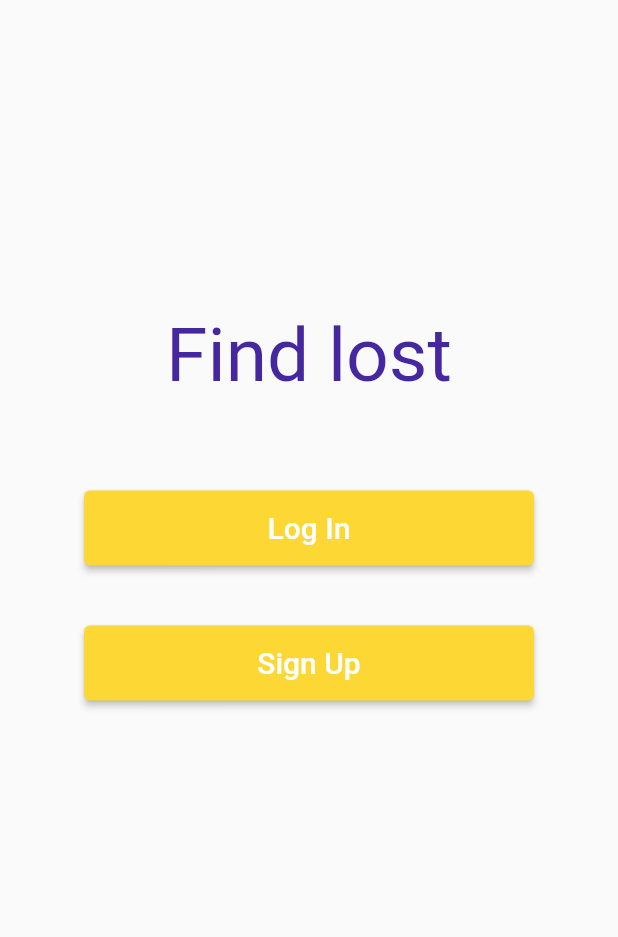
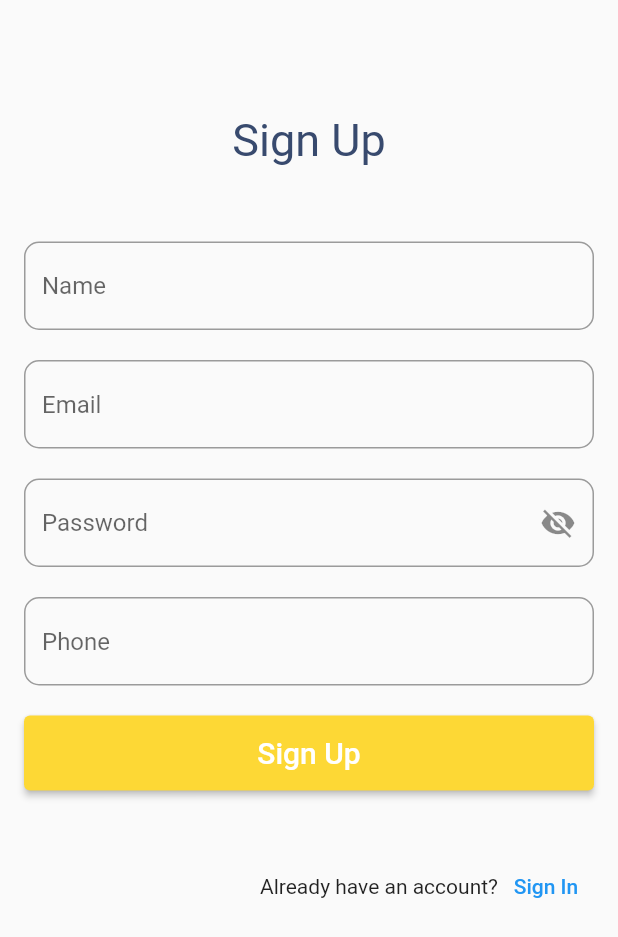
Before and after one commit to karanganwatuyisenge/findlost, a Flutter app: the screen it shows after launch, on a phone screen of 412 x 824 dp. Shown: the top 937 px of the screen. Run offline on Flutter 3.47's test engine with Material 2 defaults, Android fonts, the phone set to English and light mode, and no system bars.

Commit message:
sign up screen

```diff
--- /dev/null
+++ b/lib/authentication/signUp.dart
@@ -0,0 +1,112 @@
+import 'package:flutter/material.dart';
+class SignUp extends StatefulWidget {
+  const SignUp({Key? key}) : super(key: key);
+
+  @override
+  State<SignUp> createState() => _SignUpState();
+}
+
+class _SignUpState extends State<SignUp> {
+  final _formKey = GlobalKey<FormState>();
+  bool _showPassword=false;
+  @override
+  Widget build(BuildContext context) {
+    return Scaffold(
+
+     body: Padding(
+       padding: EdgeInsets.all(16.0),
+       child: Form(
+         key: _formKey,
+           child: Column(
+             children: [
+               SizedBox(
+                 height: 60
+               ),
+               Center(
+                 child: Text('Sign Up',
+                   style: TextStyle(color: Color(0xFF384a6e),fontSize: 30),),
+               ),
+               SizedBox(
+                 height: 50,
+               ),
+               TextFormField(
+                 decoration: InputDecoration(
+                   hintText: 'Name',
+                   border: OutlineInputBorder(
+                     borderRadius: BorderRadius.circular(10),
+                   )
+                 ),
+               ),
+               SizedBox(
+                 height: 20
+               ),
+               TextFormField(
+                 decoration: InputDecoration(
+                   hintText: 'Email',
+                   border: OutlineInputBorder(
+                     borderRadius: BorderRadius.circular(10)
+                   )
+                 ),
+               ),
+               SizedBox(
+                 height: 20
+               ),
+               TextFormField(
+                 obscureText: !_showPassword,
+                 decoration: InputDecoration(
+                   hintText: 'Password',
+                   border: OutlineInputBorder(
+                     borderRadius: BorderRadius.circular(10)
+                   ),
+                   suffixIcon: IconButton(
+                     icon: Icon(
+                       _showPassword ? Icons.visibility:Icons.visibility_off,
+                     ),
+                     onPressed: () {
+                       setState(() {
+                         _showPassword=!_showPassword;
+                       });
+                     },
+
+                   )
+                 ),
+               ),
+               SizedBox(
+                 height: 20
+               ),
+               TextFormField(
+                 decoration: InputDecoration(
+                   hintText: 'Phone',
+                   border: OutlineInputBorder(
+                     borderRadius: BorderRadius.circular(10),
+                   )
+                 )
+               ),
+               SizedBox(
+                 height: 20
+               ),
+               ElevatedButton(
+                   style: ElevatedButton.styleFrom(
+                     minimumSize: Size.fromHeight(50),
+                     backgroundColor: Colors.yellow.shade600,
+                   ),
+                   onPressed: (){},
+                   child: Text('Sign Up',style: TextStyle(fontSize: 20),)),
+               SizedBox(
+                 height: 40,
+               ),
+               Row(
+                 mainAxisAlignment: MainAxisAlignment.end,
+                 children: [
+                   Text('Already have an account?'),
+                   TextButton(
+                       onPressed: (){},
+                       child: Text('Sign In'))
+                 ],
+               ),
+             ],
+           ))
+     ),
+    );
+  }
+}
--- a/lib/main.dart
+++ b/lib/main.dart
@@ -1,4 +1,5 @@
 import 'package:find_lost/authentication/authentication.dart';
+import 'package:find_lost/authentication/signUp.dart';
 import 'package:flutter/material.dart';
 
 void main() {
@@ -13,7 +14,7 @@ class MyApp extends StatelessWidget {
   Widget build(BuildContext context) {
     return MaterialApp(
       debugShowCheckedModeBanner: false,
-      home: const Authentication(),
+      home: const SignUp(),
     );
   }
 }
```
